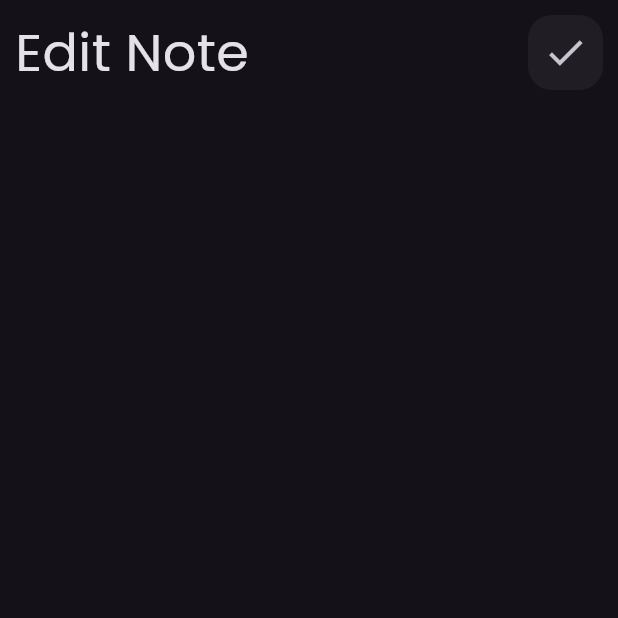
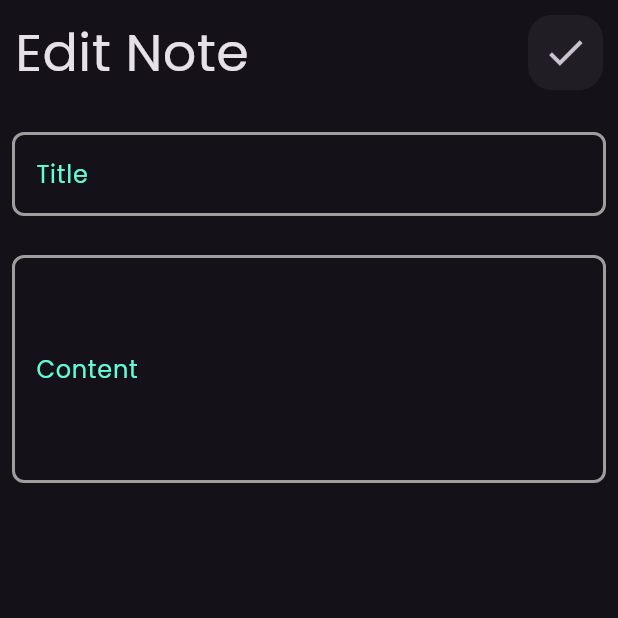
Before and after one commit to shady12e/Note_App, a Flutter app: the EditNoteViewBody screen opened directly, on a phone screen of 412 x 824 dp, the top half of it. Run offline on Flutter 3.47's test engine with Material 3 defaults, Android fonts, the phone set to English and light mode, and no system bars.

Commit message:
edit note view adding text fild

```diff
--- a/lib/widget/wigdet_edit_note_view_body.dart
+++ b/lib/widget/wigdet_edit_note_view_body.dart
@@ -1,4 +1,5 @@
 import 'package:flutter/material.dart';
+import 'package:note_app/customs/custom_text_fild.dart';
 import 'package:note_app/widget/wigdet_app_bar.dart';
 
 class EditNoteViewBody extends StatelessWidget {
@@ -17,6 +18,23 @@ class EditNoteViewBody extends StatelessWidget {
                 Navigator.pop(context);
               },
             ),
+            const SizedBox(
+              height: 10,
+            ),
+            Padding(
+              padding: const EdgeInsets.all(8.0),
+              child: CustomTextFild(labelText: 'Title'),
+            ),
+            const SizedBox(
+              height: 10,
+            ),
+            Padding(
+              padding: const EdgeInsets.all(8.0),
+              child: CustomTextFild(
+                labelText: 'Content',
+                maxlines: 5,
+              ),
+            )
           ],
         ),
       ),
```
